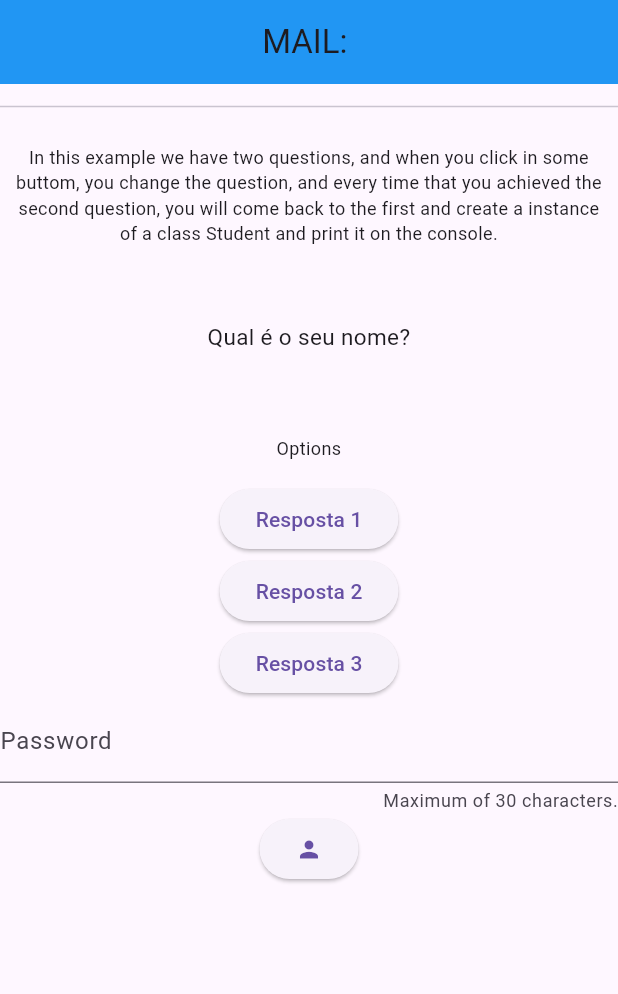
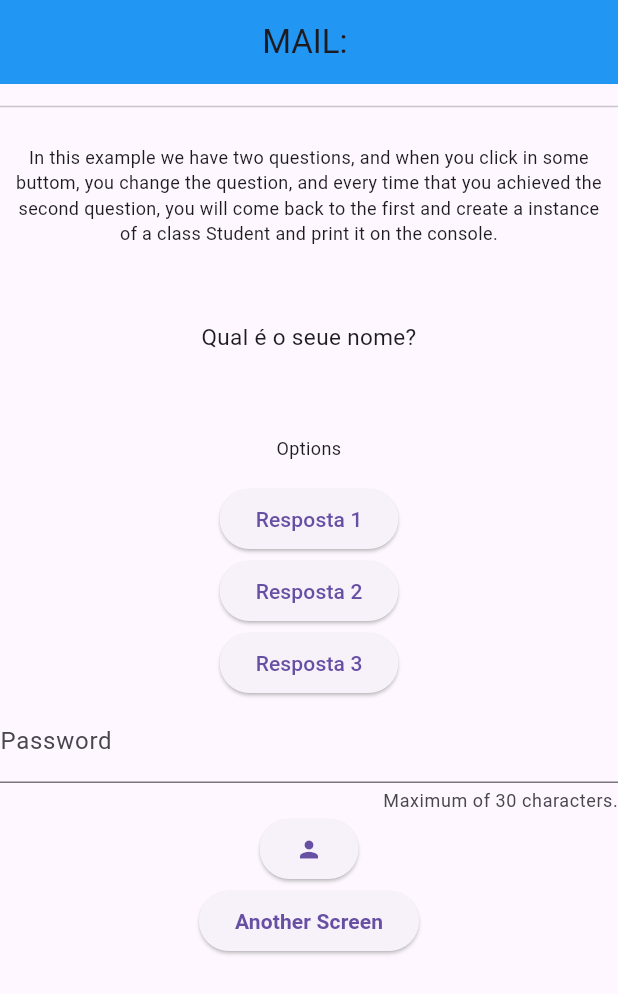
Before and after one commit to IsackAraujo/flutter-studies, a Flutter app: the screen it shows after launch, after a tap on "Resposta 1", after a tap on "Resposta 2", on a phone screen of 412 x 824 dp. Shown: the top 994 px of the screen. Run offline on Flutter 3.47's test engine with Material 3 defaults, Android fonts, the phone set to English and light mode, and no system bars; missing offline and left inert: mysql1.

Commit message:
Navigation inside classes

```diff
--- a/lib/main.dart
+++ b/lib/main.dart
@@ -1,54 +1,49 @@
-
 import 'package:flutter/material.dart';
-import 'package:teste/models/mysql.dart';
+import 'package:flutter/widgets.dart';
+import 'package:teste/testeScreen.dart';
 import './questao.dart';
 
-main (){
-  runApp(new PerguntaApp());
+  void main() {
+  runApp(MaterialApp(
+    home: PerguntaApp(),
+  ));
+
 }
 
-class Student{
-
+class Student {
   String? name;
   int? age;
 
   Student({this.name, this.age});
 
-  printStudent(){
-    print("Printing a studend in the console!!! Name: ${this.name}, Age: ${this.age}");
+  printStudent() {
+    print("Printing a studend in the console!!! Name: $name, Age: $age");
   }
 }
+
 class PerguntaAppState extends State<PerguntaApp> {
-
   var email = '';
-
 
   var perguntaSelecionada = 0;
 
-    final perguntas = [
-      "Qual é o seu nome?",
-      "Qual é o nome de seu Cachorro?"
-    ];
+  final perguntas = ["Qual é o seue nome?", "Qual é o nome de seu Cachorro?"];
 
-    void responder(){
+  void responder() {
     setState(() {
-        var aluno = new Student(
-          name: "Carl",
-          age: 14
-        );
+      var aluno = Student(name: "Carl", age: 14);
 
-      if(perguntaSelecionada == perguntas.length-1){
+      if (perguntaSelecionada == perguntas.length - 1) {
         aluno.printStudent();
         perguntaSelecionada = 0;
-      }else{
+      } else {
         perguntaSelecionada++;
       }
     });
     print(perguntaSelecionada);
   }
 
-      Widget build(BuildContext context){
-
+  @override
+  Widget build(BuildContext context) {
     void Function() functionThatWillReturnAnotherFunction() {
       return () {
         print("Im Printing Something!");
@@ -65,9 +60,7 @@ class PerguntaAppState extends State<PerguntaApp> {
         home: Scaffold(
             appBar: AppBar(
               backgroundColor: Colors.blue,
-          title: Center(
-            child: Text("MAIL: ${email}")
-            ),
+              title: Center(child: Text("MAIL: $email")),
             ),
             body: Column(
               children: [
@@ -80,23 +73,14 @@ class PerguntaAppState extends State<PerguntaApp> {
                   margin: EdgeInsets.all(10),
                   child: Text(
                     "In this example we have two questions, and when you click in some buttom, you change the question, and every time that you achieved the second question, you will come back to the first and create a instance of a class Student and print it on the console.",
-                style: TextStyle(
-                   fontSize: 12
-                ),
+                    style: TextStyle(fontSize: 12),
                     textAlign: TextAlign.center,
                   ),
                 ),
                 Questao(texto: perguntas[perguntaSelecionada]),
-            ElevatedButton(
-              onPressed: responder,
-              child: Text("Resposta 1")
-            ),
-            ElevatedButton(
-              onPressed: responder,
-              child: Text("Resposta 2")
-            ),
-            ElevatedButton(
-              onPressed: responder, child: Text("Resposta 3")),
+                ElevatedButton(onPressed: responder, child: Text("Resposta 1")),
+                ElevatedButton(onPressed: responder, child: Text("Resposta 2")),
+                ElevatedButton(onPressed: responder, child: Text("Resposta 3")),
                 TextField(
                   decoration: InputDecoration(
                       border: UnderlineInputBorder(),
@@ -107,21 +91,34 @@ class PerguntaAppState extends State<PerguntaApp> {
                   onTap: printOnTap(),
                 ),
                 ElevatedButton(
-              onPressed: printOnTap(),
-               child: Icon(Icons.person)
+                    onPressed: printOnTap(), child: Icon(Icons.person)),
+
+                SizedBox(
+                  width: 20,
                 ),
+
+                // Another screen buttom
+
+                Center(
+                    child: ElevatedButton(
+                        onPressed: () {
+                          Navigator.push(
+                            context,
+                            MaterialPageRoute(
+                                builder: (context) => TestScreen()),
+                          );
+                        },
+                        child: const Text(
+                          "Another Screen",
+                          style: TextStyle(fontWeight: FontWeight.bold),
+                        )))
               ],
-        )
-      )
-    );
+            )));
   }
-
 }
 
 class PerguntaApp extends StatefulWidget {
-
   PerguntaAppState createState() {
     return PerguntaAppState();
   }
-
 }
```
Also changed, not shown: lib/testeScreen.dart (added, +17 -0 lines). Lines whose indentation alone changed are shown as unchanged.
